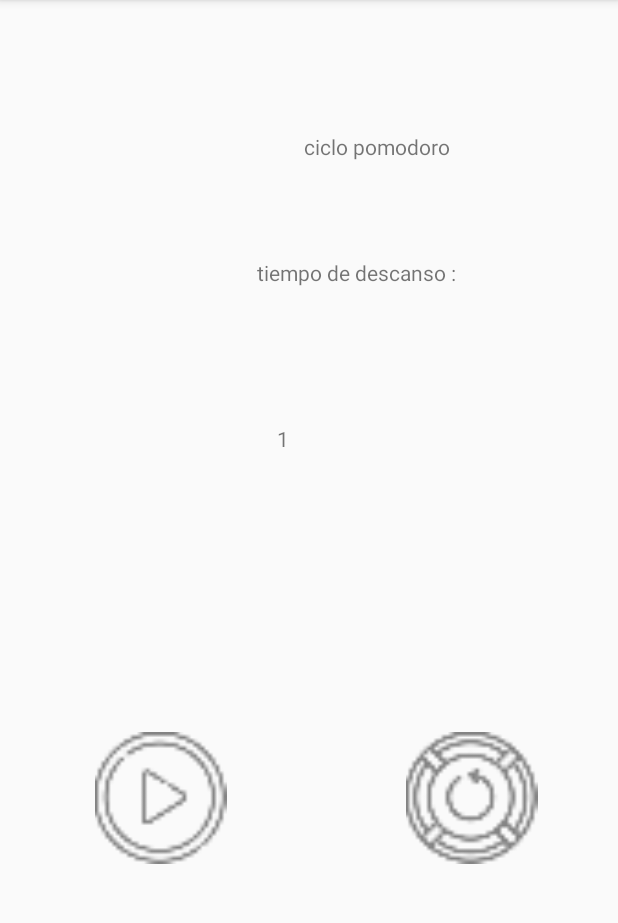
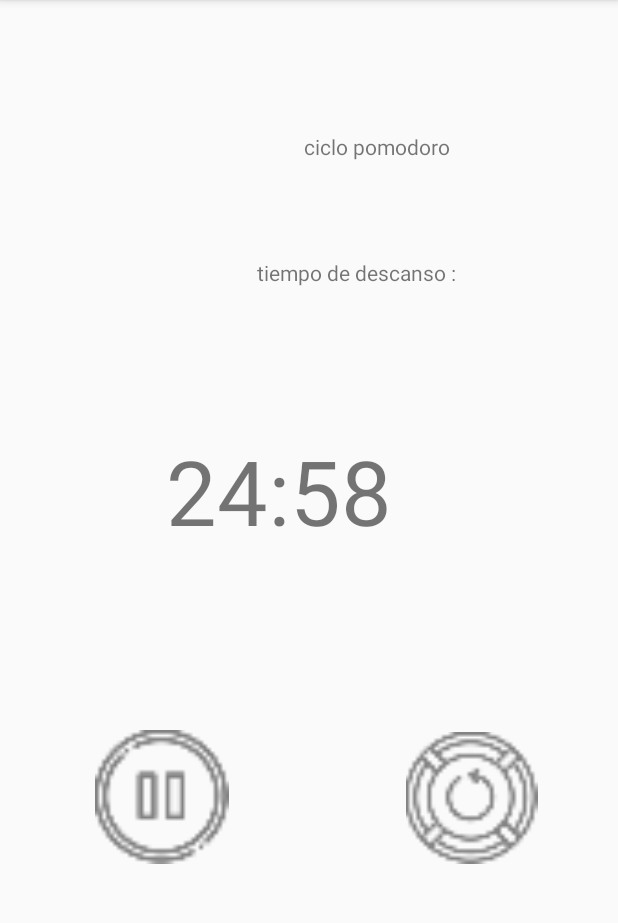
Before and after one commit to Gabrielcv98/lab3G4, an Android app: the screen it shows after launch (MainActivity), after a tap on "TODO", on a phone screen of 412 x 824 dp, the part 84-1007 px from its top. Run offline under Robolectric (Android 15) with nearby library versions, the phone set to English and light mode, and no system bars.

Commit message:
tempo casi terminado

```diff
--- a/app/src/main/java/pe/edu/pucp/tel306/MainActivity.java
+++ b/app/src/main/java/pe/edu/pucp/tel306/MainActivity.java
@@ -4,6 +4,7 @@ package pe.edu.pucp.tel306;
 
 
 import androidx.appcompat.app.AppCompatActivity;
+import androidx.lifecycle.Observer;
 import androidx.lifecycle.ViewModelProvider;
 
 import android.os.Bundle;
@@ -12,26 +13,75 @@ import android.widget.ImageButton;
 import android.widget.ImageView;
 import android.widget.TextView;
 
+import java.util.Locale;
+
 import pe.edu.pucp.tel306.ViewModels.TempoViewModel;
 
 public class MainActivity extends AppCompatActivity {
+    private static final int STARTING_TIME = 1500;
 
+    private boolean mTimerRunning;
+    private int mTimeLeft = STARTING_TIME;
+    private TextView temporizador;
+    private ImageView iniciarTempo;
+    private ImageView reiniciarTempo;
+    private ImageView pausarTempo;
 
     @Override
     protected void onCreate(Bundle savedInstanceState) {
         super.onCreate(savedInstanceState);
         setContentView(R.layout.activity_main);
 
-        final TextView temporizador = findViewById(R.id.temporizador);
-        ImageView iniciarTempo=findViewById(R.id.play);
+      temporizador = findViewById(R.id.temporizador);
+        iniciarTempo  =findViewById(R.id.play);
+        pausarTempo = findViewById(R.id.pausa);
+        reiniciarTempo = findViewById(R.id.reiniciar);
 
-        ViewModelProvider viewModelProvider = new ViewModelProvider(this);
-        final TempoViewModel tempoViewModel = viewModelProvider.get(TempoViewModel.class);
+
 
         iniciarTempo.setOnClickListener(new View.OnClickListener() {
             @Override
             public void onClick(View v) {
-                tempoViewModel.iniciarTemporizador(temporizador);
+                iniciarTempo.setVisibility(View.INVISIBLE);
+                pausarTempo.setVisibility(View.VISIBLE);
+                ViewModelProvider viewModelProvider = new ViewModelProvider(MainActivity.this);
+                final TempoViewModel tempoViewModel = viewModelProvider.get(TempoViewModel.class);
+                tempoViewModel.iniciarTemporizador();
+
+                tempoViewModel.getTempo().observe(MainActivity.this, new Observer<Integer>() {
+                    @Override
+                    public void onChanged(Integer integer) {
+                        if (integer == 0) {
+                            tempoViewModel.getTempo().setValue(STARTING_TIME);
+                        }
+                        int minutos = integer / 60 ;
+                        int segundos = integer % 60;
+
+                        String tiempoRestante = String.format(Locale.getDefault(),"%02d:%02d",minutos,segundos);
+
+                        temporizador.setText(tiempoRestante);
+
+                    }
+                });
+
+            }
+        });
+        pausarTempo.setOnClickListener(new View.OnClickListener() {
+            @Override
+            public void onClick(View v) {
+                ViewModelProvider viewModelProvider = new ViewModelProvider(MainActivity.this);
+                final TempoViewModel tempoViewModel = viewModelProvider.get(TempoViewModel.class);
+                tempoViewModel.detenerTemporizador();
+               pausarTempo.setVisibility(View.INVISIBLE);
+
+            }
+        });
+
+
+        reiniciarTempo.setOnClickListener(new View.OnClickListener() {
+            @Override
+            public void onClick(View v) {
+
             }
         });
 
@@ -48,6 +98,9 @@ public class MainActivity extends AppCompatActivity {
 
 
     }
+    private void updateCountDownText(){
 
 
+    }
+
 }
--- a/app/src/main/java/pe/edu/pucp/tel306/ViewModels/TempoViewModel.java
+++ b/app/src/main/java/pe/edu/pucp/tel306/ViewModels/TempoViewModel.java
@@ -1,7 +1,7 @@
 package pe.edu.pucp.tel306.ViewModels;
 
 
-import android.os.CountDownTimer;
+import android.util.Log;
 import android.widget.TextView;
 
 import androidx.lifecycle.MutableLiveData;
@@ -10,30 +10,67 @@ import androidx.lifecycle.ViewModel;
 public class TempoViewModel extends ViewModel {
 
 
-    private MutableLiveData<Integer> contador = new MutableLiveData<>();
+    private MutableLiveData<Integer> tempo = new MutableLiveData<>(1500);
     private Thread thread = null;
 
 
-    public void iniciarTemporizador(final TextView temporizador){
-        if(thread == null){
+    public void iniciarTemporizador(){
 
-            new CountDownTimer(2500, 1000) {
+        if (getThread() == null) {
+
+            setThread(new Thread(new Runnable() {
                 @Override
-                public void onTick(long millisUntilFinished) {
-                    temporizador.setText("" + millisUntilFinished / 1000);
+                public void run() {
 
+                    int tempoLocal = getTempo().getValue();
+
+                    for (; tempoLocal >= 0; tempoLocal--) {
+                        Log.d("tempoApp", String.valueOf(tempoLocal));
+
+                        getTempo().postValue(tempoLocal);
+
+                        try {
+                            Thread.sleep(1000);
+                        } catch (InterruptedException e) {
+                            e.printStackTrace();
+                            break;
+                        }
+                    }
+                    setThread(null);
+                    if(tempoLocal == 0) {
+                        getTempo().postValue(tempoLocal);
+                    }
                 }
+            }));
 
-                @Override
-                public void onFinish() {
-
-                }
-            }.start();
+            getThread().start();
+        }
 
 
 
-        }
 
 
     }
+
+    public void detenerTemporizador(){
+        if(thread != null){
+            thread.interrupt();
+        }
+    }
+
+    public MutableLiveData<Integer> getTempo() {
+        return tempo;
+    }
+
+    public void setTempo(MutableLiveData<Integer> tempo) {
+        this.tempo = tempo;
+    }
+
+    public Thread getThread() {
+        return thread;
+    }
+
+    public void setThread(Thread thread) {
+        this.thread = thread;
+    }
 }
--- a/app/src/main/res/layout/activity_main.xml
+++ b/app/src/main/res/layout/activity_main.xml
@@ -34,15 +34,16 @@
 
     <TextView
         android:id="@+id/temporizador"
-        android:layout_width="71dp"
-        android:layout_height="145dp"
-        android:layout_marginBottom="340dp"
+        android:layout_width="256dp"
+        android:layout_height="85dp"
+        android:layout_marginBottom="396dp"
         android:singleLine="false"
         android:text="@string/temporizador"
         android:textAlignment="center"
+        android:textSize="60sp"
         app:layout_constraintBottom_toBottomOf="parent"
         app:layout_constraintEnd_toEndOf="parent"
-        app:layout_constraintHorizontal_bias="0.451"
+        app:layout_constraintHorizontal_bias="0.371"
         app:layout_constraintStart_toStartOf="parent" />
 
     <TextView
@@ -78,4 +79,5 @@
         app:layout_constraintHorizontal_bias="0.645"
         app:layout_constraintStart_toStartOf="parent"
         app:layout_constraintTop_toTopOf="parent" />
+
 </androidx.constraintlayout.widget.ConstraintLayout>
```
